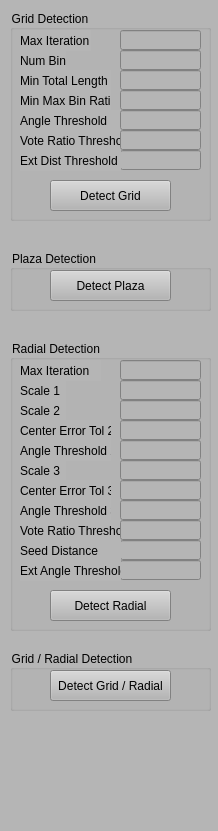
Old version of the form RoadFeatureExplorer/ControlWidget.ui in the repository gnishida/RoadFeatureExplorer.
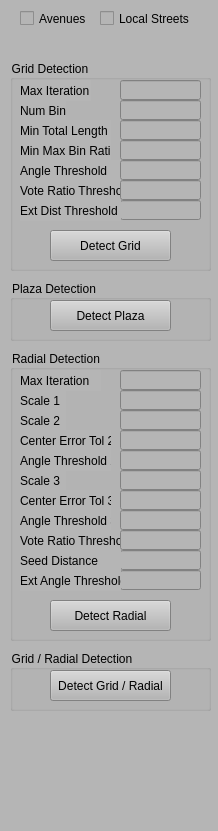
New version of the form.

Commit message: Add roadType on the GUI control panel.

Patch:
```diff
--- a/RoadFeatureExplorer/ControlWidget.ui
+++ b/RoadFeatureExplorer/ControlWidget.ui
@@ -24,7 +24,7 @@
     <property name="geometry">
      <rect>
       <x>10</x>
-      <y>10</y>
+      <y>60</y>
       <width>201</width>
       <height>211</height>
      </rect>
@@ -232,7 +232,7 @@
     <property name="geometry">
      <rect>
       <x>10</x>
-      <y>250</y>
+      <y>280</y>
       <width>201</width>
       <height>61</height>
      </rect>
@@ -258,7 +258,7 @@
     <property name="geometry">
      <rect>
       <x>10</x>
-      <y>340</y>
+      <y>350</y>
       <width>201</width>
       <height>291</height>
      </rect>
@@ -601,6 +601,32 @@
      </property>
     </widget>
    </widget>
+   <widget class="QCheckBox" name="checkBoxRoadTypeAvenue">
+    <property name="geometry">
+     <rect>
+      <x>20</x>
+      <y>10</y>
+      <width>70</width>
+      <height>17</height>
+     </rect>
+    </property>
+    <property name="text">
+     <string>Avenues</string>
+    </property>
+   </widget>
+   <widget class="QCheckBox" name="checkBoxRoadTypeLocalStreet">
+    <property name="geometry">
+     <rect>
+      <x>100</x>
+      <y>10</y>
+      <width>91</width>
+      <height>17</height>
+     </rect>
+    </property>
+    <property name="text">
+     <string>Local Streets</string>
+    </property>
+   </widget>
   </widget>
  </widget>
  <resources/>
```
The commit also changes 7 other files.
